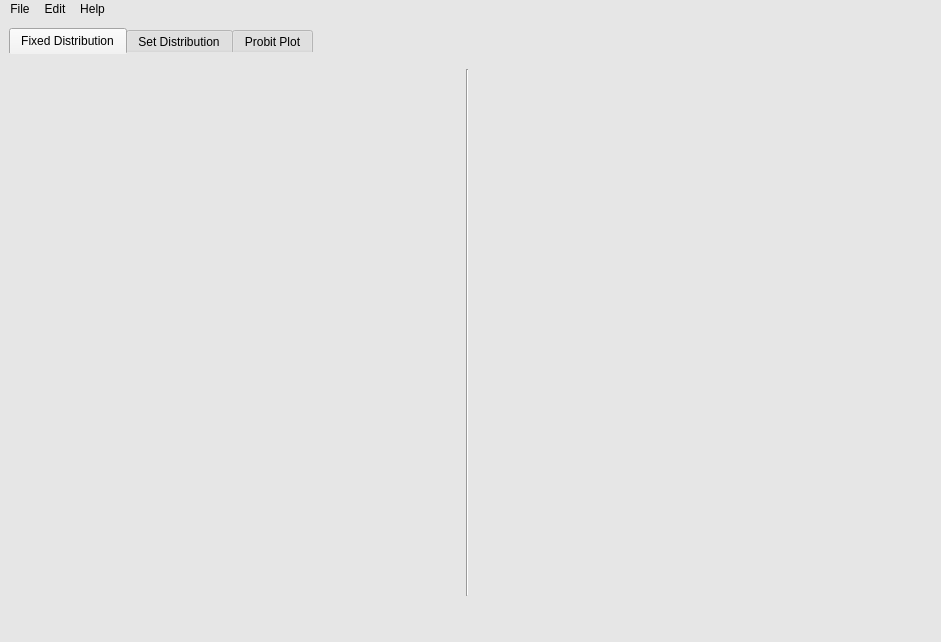
This is tribgui/_qtdesigner/qdesignMainWindow.ui in trhallam/trib as Qt 5 draws it before an edit. The edited form follows.
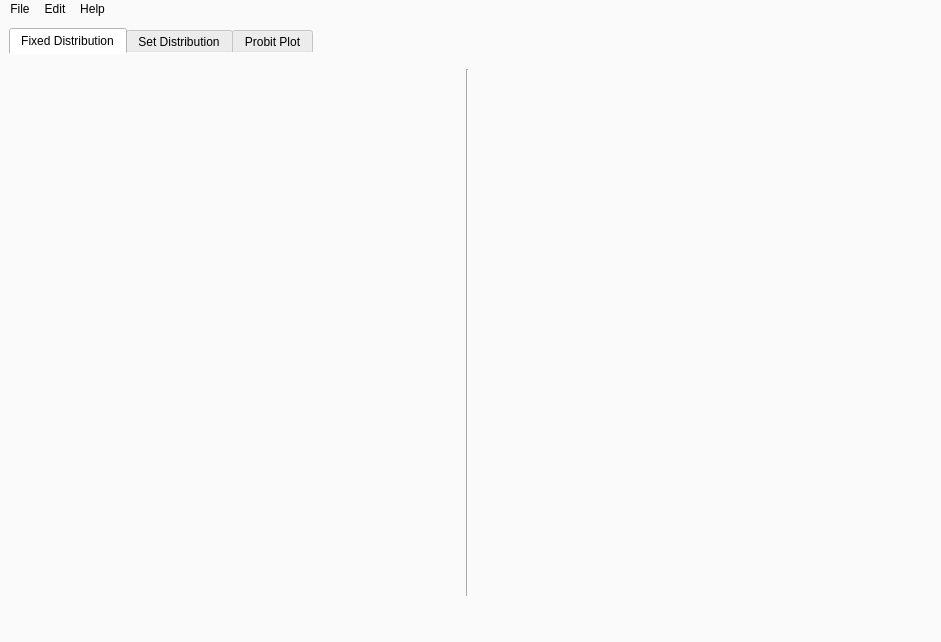
This is the edited form. Icons and pictures are not drawn.

```diff
--- a/tribgui/_qtdesigner/qdesignMainWindow.ui
+++ b/tribgui/_qtdesigner/qdesignMainWindow.ui
@@ -22,13 +22,13 @@
   </property>
   <property name="styleSheet">
    <string notr="true">selection-color: rgb(139, 218, 249);
-background-color: rgb(230, 230, 230);
+background-color: rgb(250, 250, 250);
 border-color: rgb(93, 87, 107);</string>
   </property>
   <widget class="QWidget" name="centralwidget">
    <property name="styleSheet">
     <string notr="true">selection-color: rgb(139, 218, 249);
-background-color: rgb(230, 230, 230);
+background-color: rgb(250, 250, 250);
 border-color: rgb(93, 87, 107);</string>
    </property>
    <layout class="QGridLayout" name="gridLayout">
@@ -39,7 +39,7 @@
       </property>
       <property name="styleSheet">
        <string notr="true">selection-color: rgb(139, 218, 249);
-background-color: rgb(230, 230, 230);
+background-color: rgb(250, 250, 250);
 border-color: rgb(93, 87, 107);</string>
       </property>
       <property name="currentIndex">
@@ -51,7 +51,7 @@
        </property>
        <property name="styleSheet">
         <string notr="true">selection-color: rgb(139, 218, 249);
-background-color: rgb(230, 230, 230);
+background-color: rgb(250, 250, 250);
 border-color: rgb(93, 87, 107);</string>
        </property>
        <attribute name="title">
@@ -60,6 +60,9 @@
        <layout class="QGridLayout" name="gridLayout_2">
         <item row="0" column="1">
          <widget class="QSplitter" name="splitter">
+          <property name="styleSheet">
+           <string notr="true">background-color: rgb(250, 250, 250);</string>
+          </property>
           <property name="orientation">
            <enum>Qt::Horizontal</enum>
           </property>
```
Left out of the diff: 6 changed lines with no effect on the pictures.
